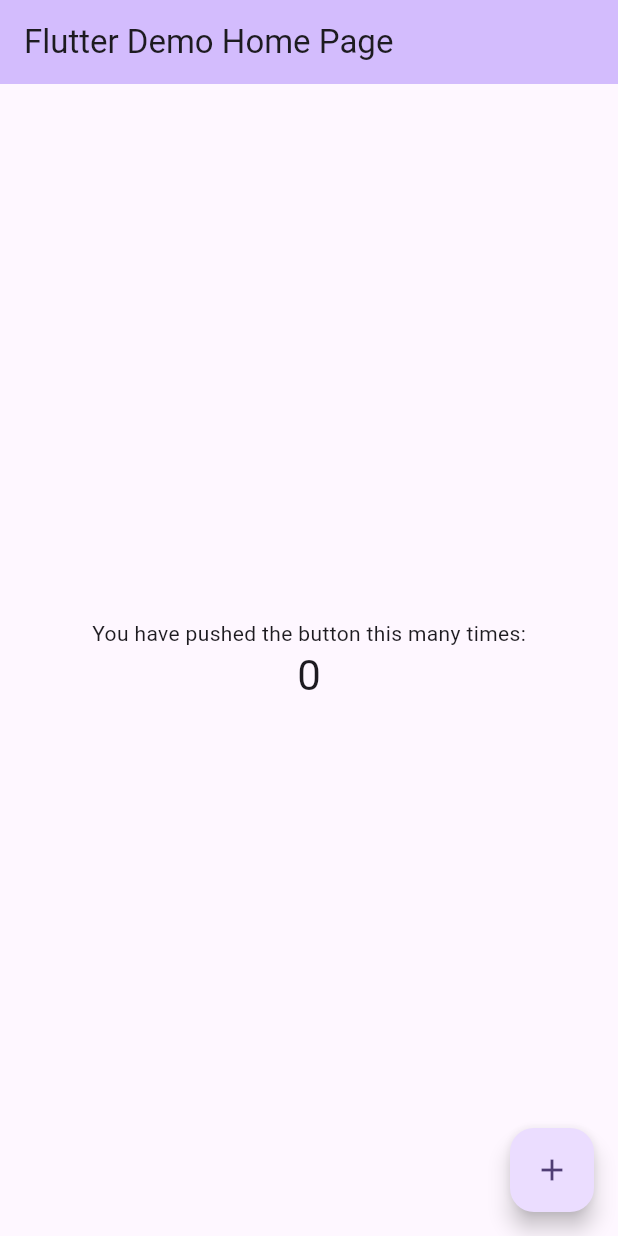
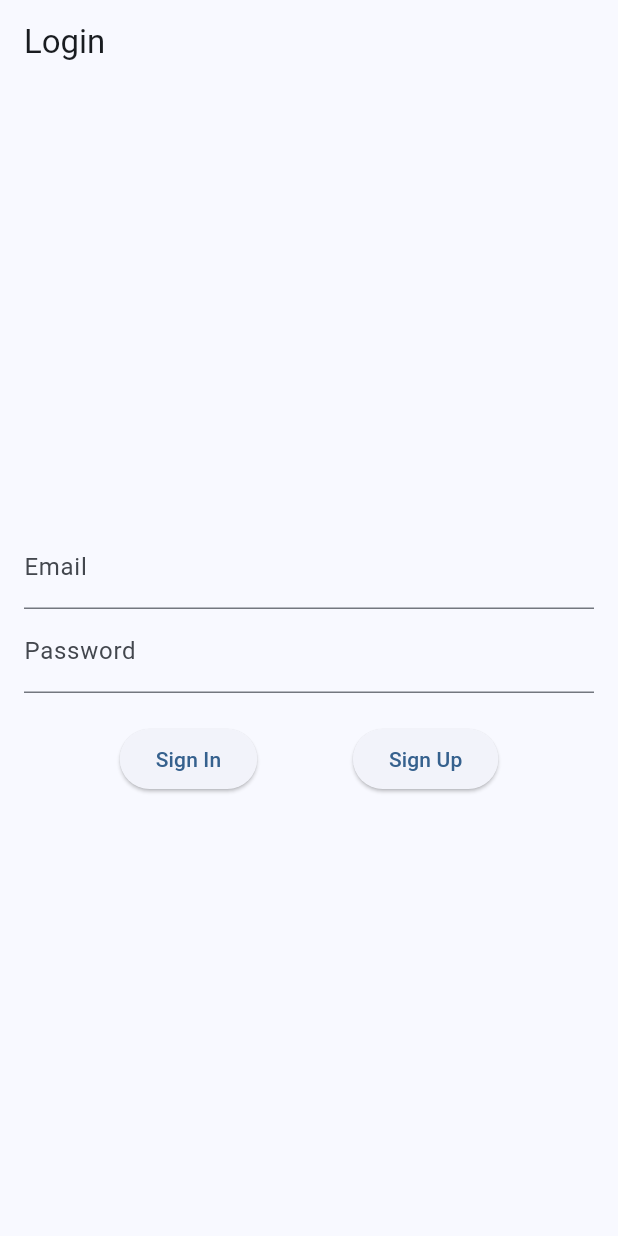
Before and after one commit to yuki-sato-adglobe/flutter_sns_app_sato, a Flutter app: the screen it shows after launch, on a phone screen of 412 x 824 dp. Run offline on Flutter 3.47's test engine with Material 3 defaults, Android fonts, the phone set to English and light mode, and no system bars; our stand-ins replace flutter_dotenv, supabase_flutter; accounts and stored records are empty.

Commit message:
仕様をそのままAIに送った

```diff
--- a/lib/main.dart
+++ b/lib/main.dart
@@ -1,6 +1,7 @@
 import 'package:flutter/material.dart';
 import 'package:flutter_dotenv/flutter_dotenv.dart';
 import 'package:supabase_flutter/supabase_flutter.dart';
+import 'screens/sns_home_screen.dart';
 
 Future<void> main() async {
   WidgetsFlutterBinding.ensureInitialized();
@@ -23,191 +24,135 @@ final supabase = Supabase.instance.client;
 class MyApp extends StatelessWidget {
   const MyApp({super.key});
 
-  // This widget is the root of your application.
   @override
   Widget build(BuildContext context) {
     return MaterialApp(
-      title: 'Flutter Demo',
+      title: 'SNS App',
       theme: ThemeData(
-        // This is the theme of your application.
-        //
-        // TRY THIS: Try running your application with "flutter run". You'll see
-        // the application has a purple toolbar. Then, without quitting the app,
-        // try changing the seedColor in the colorScheme below to Colors.green
-        // and then invoke "hot reload" (save your changes or press the "hot
-        // reload" button in a Flutter-supported IDE, or press "r" if you used
-        // the command line to start the app).
-        //
-        // Notice that the counter didn't reset back to zero; the application
-        // state is not lost during the reload. To reset the state, use hot
-        // restart instead.
-        //
-        // This works for code too, not just values: Most code changes can be
-        // tested with just a hot reload.
-        colorScheme: ColorScheme.fromSeed(seedColor: Colors.deepPurple),
+        colorScheme: ColorScheme.fromSeed(seedColor: Colors.blue),
+        useMaterial3: true,
       ),
-      home: const MyHomePage(title: 'Flutter Demo Home Page'),
+      home: const AuthWrapper(),
     );
   }
 }
 
-class MyHomePage extends StatefulWidget {
-  const MyHomePage({super.key, required this.title});
-
-  // This widget is the home page of your application. It is stateful, meaning
-  // that it has a State object (defined below) that contains fields that affect
-  // how it looks.
-
-  // This class is the configuration for the state. It holds the values (in this
-  // case the title) provided by the parent (in this case the App widget) and
-  // used by the build method of the State. Fields in a Widget subclass are
-  // always marked "final".
-
-  final String title;
+class AuthWrapper extends StatefulWidget {
+  const AuthWrapper({super.key});
 
   @override
-  State<MyHomePage> createState() => _MyHomePageState();
+  State<AuthWrapper> createState() => _AuthWrapperState();
 }
 
-class _MyHomePageState extends State<MyHomePage> {
-  int _counter = 0;
-  bool _isLoading = false;
-  RealtimeChannel? _realtimeChannel;
+class _AuthWrapperState extends State<AuthWrapper> {
+  User? _user;
 
   @override
   void initState() {
     super.initState();
-    _loadCounter();
-    _setupRealtimeSubscription();
+    _user = supabase.auth.currentUser;
+    supabase.auth.onAuthStateChange.listen((event) {
+      setState(() {
+        _user = event.session?.user;
+      });
+    });
   }
 
   @override
-  void dispose() {
-    _realtimeChannel?.unsubscribe();
-    super.dispose();
+  Widget build(BuildContext context) {
+    if (_user != null) {
+      return const SnsHomeScreen();
+    } else {
+      return const LoginScreen();
+    }
+  }
+}
+
+class LoginScreen extends StatefulWidget {
+  const LoginScreen({super.key});
+
+  @override
+  State<LoginScreen> createState() => _LoginScreenState();
+}
+
+class _LoginScreenState extends State<LoginScreen> {
+  final _emailController = TextEditingController();
+  final _passwordController = TextEditingController();
+  bool _isLoading = false;
+
+  Future<void> _signIn() async {
+    setState(() => _isLoading = true);
+    try {
+      await supabase.auth.signInWithPassword(
+        email: _emailController.text,
+        password: _passwordController.text,
+      );
+    } catch (e) {
+      if (mounted) {
+        ScaffoldMessenger.of(context).showSnackBar(
+          SnackBar(content: Text('Login failed: $e')),
+        );
+      }
+    } finally {
+      setState(() => _isLoading = false);
+    }
   }
 
-  void _setupRealtimeSubscription() {
-    _realtimeChannel = supabase
-        .channel('counters_channel')
-        .onPostgresChanges(
-          event: PostgresChangeEvent.all,
-          schema: 'public',
-          table: 'counters',
-          filter: PostgresChangeFilter(type: PostgresChangeFilterType.eq, column: 'id', value: 1),
-          callback: (payload) {
-            if (mounted) {
-              setState(() {
-                _counter = payload.newRecord['value'] as int;
-              });
-            }
-          }
-        )
-        .subscribe();
-  }
-
-  Future<void> _loadCounter() async {
+  Future<void> _signUp() async {
+    setState(() => _isLoading = true);
     try {
-      final response = await supabase
-          .from('counters')
-          .select('value')
-          .eq('id', 1)
-          .maybeSingle();
-
-      if (response != null) {
-        setState(() {
-          _counter = response['value'] as int;
-          _isLoading = false;
-        });
-      } else {
-        // If no counter exists, create one
-        await supabase.from('counters').insert({'id': 1, 'value': 0});
-        setState(() {
-          _counter = 0;
-          _isLoading = false;
-        });
+      await supabase.auth.signUp(
+        email: _emailController.text,
+        password: _passwordController.text,
+      );
+      if (mounted) {
+        ScaffoldMessenger.of(context).showSnackBar(
+          const SnackBar(content: Text('Sign up successful! Please check your email.')),
+        );
       }
     } catch (e) {
       if (mounted) {
         ScaffoldMessenger.of(context).showSnackBar(
-          SnackBar(content: Text('Error loading counter: $e')),
+          SnackBar(content: Text('Sign up failed: $e')),
         );
       }
-      setState(() {
-        _isLoading = false;
-      });
-    }
-  }
-
-  // Increment counter and save to Supabase
-  Future<void> _incrementCounter() async {
-    final newValue = _counter + 1;
-
-    setState(() {
-      _counter = newValue;
-    });
-
-    try {
-      await supabase.from('counters').update({'value': newValue}).eq('id', 1);
-    } catch (e) {
-      if (mounted) {
-        ScaffoldMessenger.of(context).showSnackBar(
-          SnackBar(content: Text('Error updating counter: $e')),
-        );
-      }
+    } finally {
+      setState(() => _isLoading = false);
     }
   }
 
   @override
   Widget build(BuildContext context) {
-    // This method is rerun every time setState is called, for instance as done
-    // by the _incrementCounter method above.
-    //
-    // The Flutter framework has been optimized to make rerunning build methods
-    // fast, so that you can just rebuild anything that needs updating rather
-    // than having to individually change instances of widgets.
     return Scaffold(
-      appBar: AppBar(
-        // TRY THIS: Try changing the color here to a specific color (to
-        // Colors.amber, perhaps?) and trigger a hot reload to see the AppBar
-        // change color while the other colors stay the same.
-        backgroundColor: Theme.of(context).colorScheme.inversePrimary,
-        // Here we take the value from the MyHomePage object that was created by
-        // the App.build method, and use it to set our appbar title.
-        title: Text(widget.title),
-      ),
-      body: Center(
-        // Center is a layout widget. It takes a single child and positions it
-        // in the middle of the parent.
+      appBar: AppBar(title: const Text('Login')),
+      body: Padding(
+        padding: const EdgeInsets.all(16.0),
         child: Column(
-          // Column is also a layout widget. It takes a list of children and
-          // arranges them vertically. By default, it sizes itself to fit its
-          // children horizontally, and tries to be as tall as its parent.
-          //
-          // Column has various properties to control how it sizes itself and
-          // how it positions its children. Here we use mainAxisAlignment to
-          // center the children vertically; the main axis here is the vertical
-          // axis because Columns are vertical (the cross axis would be
-          // horizontal).
-          //
-          // TRY THIS: Invoke "debug painting" (choose the "Toggle Debug Paint"
-          // action in the IDE, or press "p" in the console), to see the
-          // wireframe for each widget.
           mainAxisAlignment: MainAxisAlignment.center,
-          children: <Widget>[
-            const Text('You have pushed the button this many times:'),
-            Text(
-              '$_counter',
-              style: Theme.of(context).textTheme.headlineMedium,
+          children: [
+            TextField(
+              controller: _emailController,
+              decoration: const InputDecoration(labelText: 'Email'),
             ),
+            TextField(
+              controller: _passwordController,
+              decoration: const InputDecoration(labelText: 'Password'),
+              obscureText: true,
+            ),
+            const SizedBox(height: 20),
+            if (_isLoading)
+              const CircularProgressIndicator()
+            else
+              Row(
+                mainAxisAlignment: MainAxisAlignment.spaceEvenly,
+                children: [
+                  ElevatedButton(onPressed: _signIn, child: const Text('Sign In')),
+                  ElevatedButton(onPressed: _signUp, child: const Text('Sign Up')),
+                ],
+              ),
           ],
         ),
       ),
-      floatingActionButton: FloatingActionButton(
-        onPressed: _isLoading ? null : _incrementCounter,
-        tooltip: 'Increment',
-        child: const Icon(Icons.add),
-      ), // This trailing comma makes auto-formatting nicer for build methods.
     );
   }
 }
```
Also changed, not shown: lib/models/post.dart (added, +42 -0 lines), lib/models/providers/sns_service.dart (added, +109 -0 lines), lib/screens/sns_home_screen.dart (added, +356 -0 lines).
